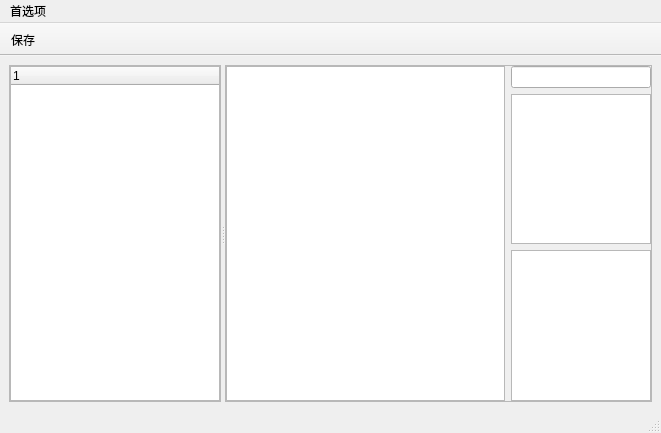
Qt form PathManagerPlus/ui/main_window.ui (suifengpiaoyang/PathManagerPlus) before a commit.
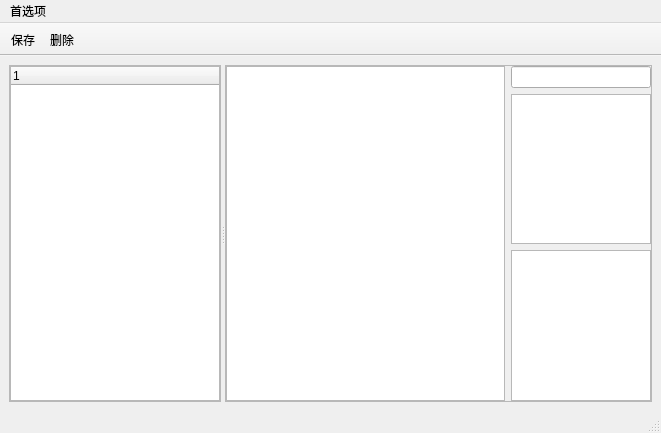
The same form after that commit. Custom widgets are drawn as their Qt base class.

Commit message: 完成工具栏删除按键和删除功能

Patch:
```diff
--- a/PathManagerPlus/ui/main_window.ui
+++ b/PathManagerPlus/ui/main_window.ui
@@ -129,6 +129,7 @@
     <bool>false</bool>
    </attribute>
    <addaction name="saveAction"/>
+   <addaction name="deleteAction"/>
   </widget>
   <widget class="QMenuBar" name="menuBar">
    <property name="geometry">
@@ -164,6 +165,17 @@
     <string>Ctrl+S</string>
    </property>
   </action>
+  <action name="deleteAction">
+   <property name="text">
+    <string>删除</string>
+   </property>
+   <property name="toolTip">
+    <string>删除列表项</string>
+   </property>
+   <property name="shortcut">
+    <string>Del</string>
+   </property>
+  </action>
  </widget>
  <customwidgets>
   <customwidget>
```
The commit also changes 3 other files.
